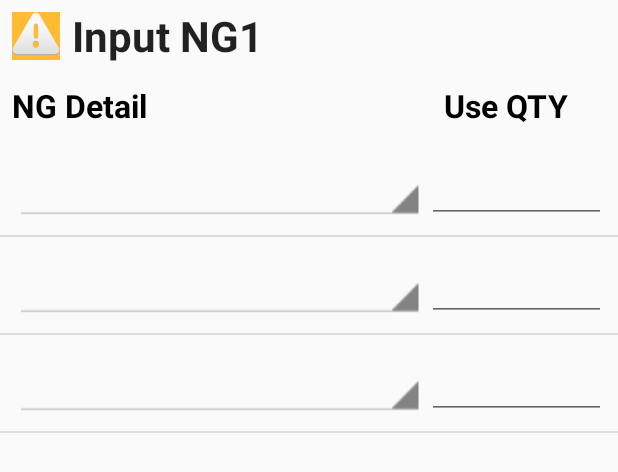
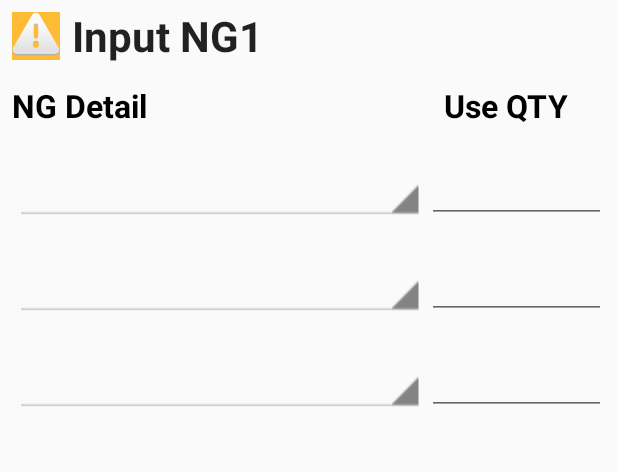
Before and after one commit to 4UForever/minebea-phrase2, an Android app: the layout dialog_ng_list.xml on its own in the app's theme, with its tools: preview values and no code run, on a phone screen of 412 x 824 dp. Shown: the top 472 px of the screen. Run offline under Robolectric (Android 15) with nearby library versions, the phone set to English and light mode, and no system bars.

Commit message:
Remove divider line from NG detail list

```diff
--- a/app/src/main/res/layout/dialog_ng_list.xml
+++ b/app/src/main/res/layout/dialog_ng_list.xml
@@ -68,6 +68,7 @@
         android:layout_width="match_parent"
         android:layout_height="match_parent"
         android:dividerHeight="0dp"
+        android:divider="@null"
         tools:listitem="@layout/item_ng_detail" />
 
 </LinearLayout>
```
